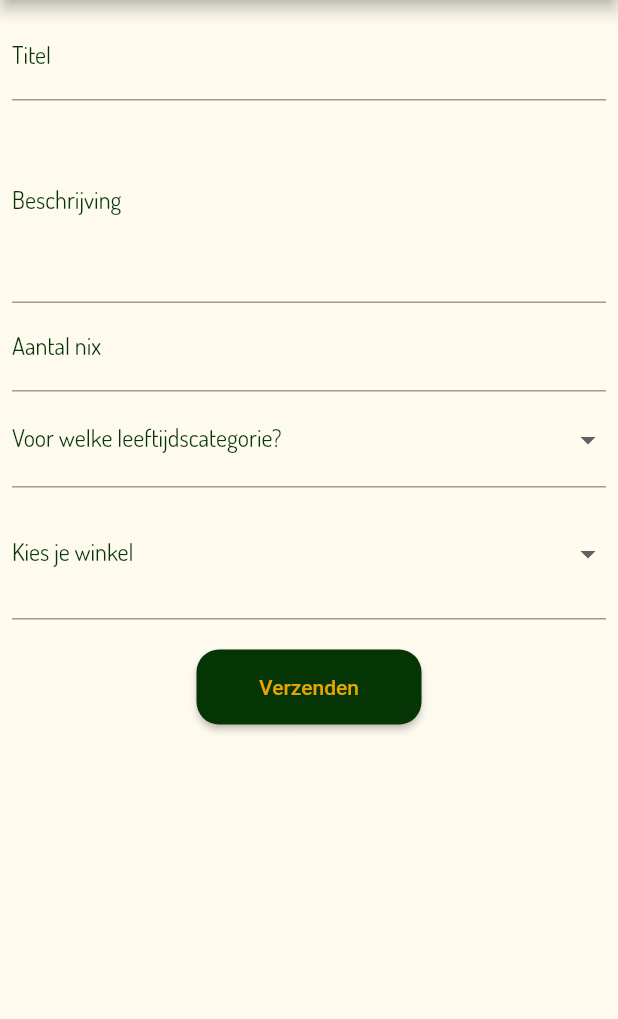
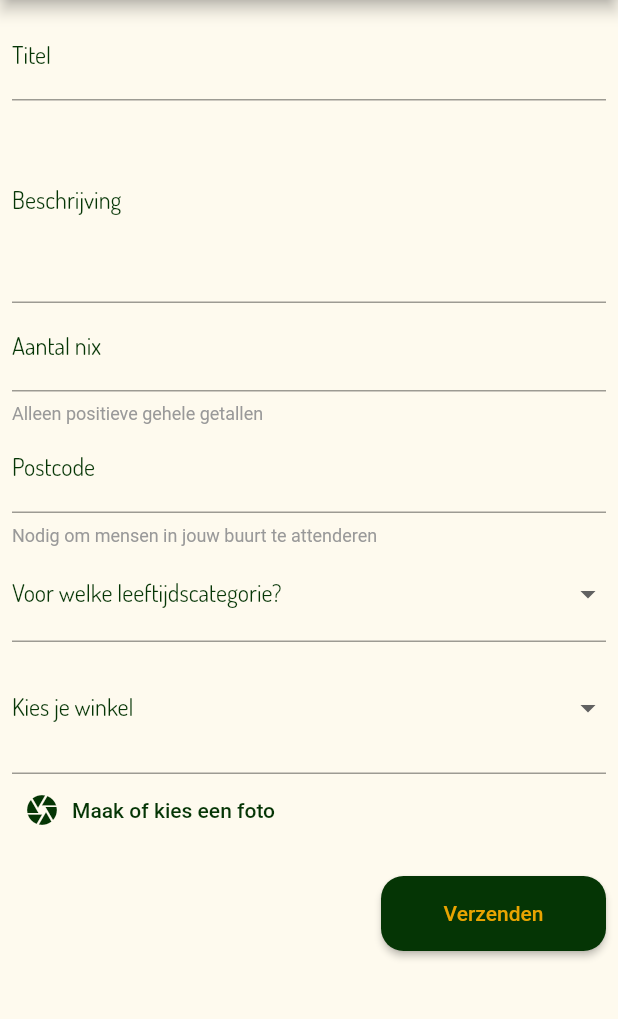
Before and after one commit to gjbogaerts/ubiquitous-octo-guacamole, a Flutter app: the screen it shows after launch, after a tap on "Verzenden", on a phone screen of 412 x 824 dp, the part 84-1103 px from its top. Run offline on Flutter 3.47's test engine with Material 2 defaults, Android fonts, the phone set to English and light mode, and no system bars; our stand-ins replace faker, geolocator, get_it, logger, parse_server_sdk_flutter, stacked; missing offline and left inert: flutter_absolute_path, multi_image_picker; accounts and stored records are empty; statements that could not run were skipped.

Commit message:
Image uploads, product and location fixed

```diff
--- /dev/null
+++ b/lib/core/models/product.dart
@@ -0,0 +1,45 @@
+import 'package:parse_server_sdk_flutter/parse_server_sdk.dart';
+
+class Product extends ParseObject implements ParseCloneable {
+  Product() : super(_keyTableName);
+
+  Product.clone() : this();
+
+  @override
+  clone(Map map) => Product.clone()..fromJson(map);
+
+  static const String _keyTableName = 'Product';
+  static const String _keyTitle = 'title';
+  static const String _keyDescription = 'description';
+  static const String _keyVirtualPrice = 'virtualPrice';
+  static const String _keyMainCat = 'mainCategory';
+  static const String _keySubCat = 'subCategory';
+  static const String _keySubSubCat = 'subSubCategory';
+  static const String _keyLocation = 'location';
+  static const String _keyPostalCode = 'postalCode';
+  static const String _keyImages = 'images';
+
+  String get title => get<String>(_keyTitle);
+  set title(String title) => set<String>(_keyTitle, title);
+  String get description => get<String>(_keyDescription);
+  set description(String description) =>
+      set<String>(_keyDescription, description);
+  int get virtualPrice => get<int>(_keyVirtualPrice);
+  set virtualPrice(int virtualPrice) =>
+      set<int>(_keyVirtualPrice, virtualPrice);
+  String get mainCategory => get<String>(_keyMainCat);
+  set mainCategory(String mainCategory) =>
+      set<String>(_keyMainCat, mainCategory);
+  String get subCategory => get<String>(_keySubCat);
+  set subCategory(String subCategory) => set<String>(_keySubCat, subCategory);
+  String get subSubCategory => get<String>(_keySubSubCat);
+  set subSubCategory(String subCategory) =>
+      set<String>(_keySubSubCat, subSubCategory);
+  ParseGeoPoint get location => get<ParseGeoPoint>(_keyLocation);
+  set location(ParseGeoPoint location) =>
+      set<ParseGeoPoint>(_keyLocation, location);
+  String get postalCode => get<String>(_keyPostalCode);
+  set postalCode(String postalCode) => set<String>(_keyPostalCode, postalCode);
+  List get images => get<List>(_keyImages);
+  set images(List images) => set<List>(_keyImages, images);
+}
--- a/lib/core/services/location_geolocator.dart
+++ b/lib/core/services/location_geolocator.dart
@@ -1,5 +1,6 @@
-import 'package:Roylen/core/services/location.dart';
 import 'package:geolocator/geolocator.dart';
+
+import 'location.dart';
 
 class MyGeoLocatorLocation extends Location {
   Future<Position> determineLocation() async {
@@ -26,6 +27,7 @@ class MyGeoLocatorLocation extends Location {
             'Je hebt geen toestemming gegeven om je positie te bepalen. Je moet je postcode invullen. Anders kun je geen advertenties plaatsen.');
       }
     }
-    return await Geolocator.getCurrentPosition();
+    var p = await Geolocator.getCurrentPosition();
+    return p;
   }
 }
--- a/lib/core/services/parse_service.dart
+++ b/lib/core/services/parse_service.dart
@@ -1,13 +1,14 @@
 import '../../keys/api.dart';
 import 'package:parse_server_sdk_flutter/parse_server_sdk.dart';
+import '../models/product.dart';
 
 void initService() async {
-  await Parse().initialize(
-    b4appAppId,
-    b4appParseApiUri,
-    clientKey: b4appClientId,
-    coreStore: await CoreStoreSharedPrefsImp.getInstance(),
-    // debug: true,
-    autoSendSessionId: true,
-  );
+  await Parse().initialize(b4appAppId, b4appParseApiUri,
+      clientKey: b4appClientId,
+      coreStore: await CoreStoreSharedPrefsImp.getInstance(),
+      // debug: true,
+      autoSendSessionId: true,
+      registeredSubClassMap: <String, ParseObjectConstructor>{
+        'Product': () => Product(),
+      });
 }
--- a/lib/core/services/service_locator.dart
+++ b/lib/core/services/service_locator.dart
@@ -6,6 +6,9 @@ import './location.dart';
 import './location_geolocator.dart';
 import './validator_abstract.dart';
 import './validator_my.dart';
+import './product_service.dart';
+import './product_service_imp.dart';
+import './image_service.dart';
 
 GetIt locator = GetIt.instance;
 
@@ -13,4 +16,6 @@ void setupServiceLocator() async {
   locator.registerLazySingleton<Auth>(() => AuthB4A());
   locator.registerLazySingleton<Location>(() => MyGeoLocatorLocation());
   locator.registerLazySingleton<ValidatorAbstract>(() => MyValidator());
+  locator.registerLazySingleton<ProductService>(() => ProductServiceImp());
+  locator.registerLazySingleton<ImageService>(() => ImageService());
 }
--- a/lib/core/services/validator_my.dart
+++ b/lib/core/services/validator_my.dart
@@ -66,6 +66,7 @@ class MyValidator extends ValidatorAbstract {
   @override
   String minVal(double val, double min,
       {msg = 'Je hebt een te klein getal ingevuld'}) {
+    // print('minVal | $val - $min');
     if (val < min) {
       _errors.add(msg);
       return msg;
--- a/lib/ui/viewmodels/product_form_model.dart
+++ b/lib/ui/viewmodels/product_form_model.dart
@@ -1,17 +1,23 @@
-import '../../core/services/validator_abstract.dart';
 import 'package:flutter/material.dart';
+import 'package:multi_image_picker/multi_image_picker.dart';
 import 'package:stacked/stacked.dart';
+import 'package:geolocator/geolocator.dart';
 
+import '../../core/models/cats.dart';
+import '../../core/models/product.dart';
 import '../../core/services/auth.dart';
 import '../../core/services/location.dart';
 import '../../core/services/my_logger.dart';
+import '../../core/services/product_service.dart';
 import '../../core/services/service_locator.dart';
-import '../../core/models/cats.dart';
+import '../../core/services/validator_abstract.dart';
+import '../theming/custom_colors.dart';
 
 class ProductFormModel extends BaseViewModel {
   final Auth _auth = locator<Auth>();
-  final Location _location = locator<Location>();
+  final Location _geoLocator = locator<Location>();
   final ValidatorAbstract _validator = locator<ValidatorAbstract>();
+  final ProductService _productService = locator<ProductService>();
   final _formKey = GlobalKey<FormState>();
   final _logger = getLogger('ProductFormModel');
   // final _location = Geolocation.
@@ -33,6 +39,7 @@ class ProductFormModel extends BaseViewModel {
   double _latitude;
   double _longitude;
   String postalCode;
+  List<Asset> _images;
 
   bool get isFormValid => _isFormValid;
   String get errorString => _errorString;
@@ -46,18 +53,42 @@ class ProductFormModel extends BaseViewModel {
   }
 
   void initialize() async {
+    _logger.d('before trying');
     try {
-      final location = await _location.determineLocation();
-      _logger.d('initializing model | $location');
-      _longitude = location.longitude;
-      _latitude = location.latitude;
+      final Position position = await _geoLocator.determineLocation();
+      _logger.d('initializing model | $position');
+      _longitude = position.longitude;
+      _latitude = position.latitude;
     } catch (err) {
+      _logger.d('error: ${err.toString()}');
       _showPostalCodeField = true;
       notifyListeners();
     }
   }
 
-  void doSend() {
+  Future<void> pickImage() async {
+    _logger.d('pickImage | ');
+    List<Asset> resultList = [];
+
+    try {
+      resultList = await MultiImagePicker.pickImages(
+          maxImages: 5,
+          enableCamera: true,
+          cupertinoOptions: CupertinoOptions(
+            backgroundColor: CustomColors.appColor.toString(),
+          ),
+          materialOptions: MaterialOptions());
+      _images = resultList;
+      notifyListeners();
+      _logger.d(_images);
+    } catch (err) {
+      _logger.d(err);
+    }
+  }
+
+  List<Asset> get images => _images;
+
+  Future<bool> doSend() async {
     _logger.d('doSend | called');
     if (!_formKey.currentState.validate()) {
       _logger.d('doSend: $title invalid');
@@ -65,16 +96,31 @@ class ProductFormModel extends BaseViewModel {
       _errorString =
           'Je formulier is niet juist ingevuld. Check de fouten en probeer het opnieuw.';
       notifyListeners();
-      return;
+      return false;
     } else {
       _errorString = '';
       _isFormValid = true;
       notifyListeners();
     }
     _formKey.currentState.save();
-
-    _logger.d('doSend: $title valid');
-    notifyListeners();
+    Product p = await _productService.save({
+      'title': title,
+      'description': description,
+      'virtualPrice': _virtualPrice,
+      'longitude': _longitude,
+      'latitude': _latitude,
+      'ageCategory': ageCategory,
+      'mainCategory': mainCategory,
+      'subCategory': subCategory,
+      'subSubCategory': subSubCategory,
+      'postalCode': postalCode ?? '',
+      'images': _images
+    });
+    if (p != null) {
+      return true;
+    } else {
+      return false;
+    }
   }
 
   List getAgeItems() {
@@ -141,4 +187,6 @@ class ProductFormModel extends BaseViewModel {
             ))
         .toList();
   }
+
+  bool get showPostalCodeField => _showPostalCodeField;
 }
--- a/lib/ui/widgets/product_form.dart
+++ b/lib/ui/widgets/product_form.dart
@@ -1,9 +1,10 @@
-import 'package:Roylen/ui/theming/custom_colors.dart';
 import 'package:flutter/material.dart';
+import 'package:multi_image_picker/multi_image_picker.dart';
 import 'package:stacked/stacked.dart';
 
+import '../theming/custom_colors.dart';
 import '../viewmodels/product_form_model.dart';
-import './ad_categories.dart';
+import 'ad_categories.dart';
 
 class ProductForm extends StatelessWidget {
   /*
@@ -21,6 +22,7 @@ class ProductForm extends StatelessWidget {
                     key: model.formKey,
                     // autovalidateMode: AutovalidateMode.onUserInteraction,
                     child: Column(
+                      crossAxisAlignment: CrossAxisAlignment.start,
                       children: [
                         model.isFormValid
                             ? SizedBox.shrink()
@@ -78,7 +80,10 @@ class ProductForm extends StatelessWidget {
                         TextFormField(
                           onSaved: (val) => model.virtualPrice = val,
                           keyboardType: TextInputType.number,
-                          decoration: InputDecoration(labelText: 'Aantal nix'),
+                          decoration: InputDecoration(
+                            labelText: 'Aantal nix',
+                            helperText: 'Alleen positieve gehele getallen',
+                          ),
                           validator: (val) => model.validator.doValidations([
                             {
                               model.validator.intOnly: [
@@ -89,10 +94,35 @@ class ProductForm extends StatelessWidget {
                             {
                               model.validator.notEmpty: [
                                 [val],
+                                {#msg: 'Dit veld moet worden ingevuld.'}
+                              ]
+                            },
+                            {
+                              model.validator.minVal: [
+                                [double.tryParse(val) ?? 0.0, 0.0],
+                                {#msg: 'Alleen positieve bedragen alsjeblieft.'}
                               ]
                             }
                           ]),
                         ),
+                        if (model.showPostalCodeField)
+                          TextFormField(
+                              decoration: InputDecoration(
+                                  labelText: 'Postcode',
+                                  helperText:
+                                      'Nodig om mensen in jouw buurt te attenderen'),
+                              validator: (val) =>
+                                  model.validator.doValidations([
+                                    {
+                                      model.validator.notEmpty: [
+                                        [val],
+                                        {
+                                          #msg:
+                                              'Postcode is verplicht als je je locatie niet wilt delen'
+                                        }
+                                      ]
+                                    }
+                                  ])),
                         DropdownButtonFormField(
                           items: model.getAgeItems(),
                           onChanged: (val) => model.ageCategory = val,
@@ -107,10 +137,39 @@ class ProductForm extends StatelessWidget {
                           existingMainCat: model.mainCategory,
                           existingSubCat: model.subCategory,
                         ),
+                        TextButton.icon(
+                          icon: Icon(Icons.camera),
+                          label: Text('Maak of kies een foto'),
+                          onPressed: model.pickImage,
+                        ),
+                        if (model.images != null && model.images.length > 0)
+                          GridView.count(
+                            shrinkWrap: true,
+                            crossAxisCount: 3,
+                            crossAxisSpacing: 8,
+                            mainAxisSpacing: 8,
+                            children:
+                                List.generate(model.images.length, (index) {
+                              Asset asset = model.images[index];
+                              return AssetThumb(
+                                asset: asset,
+                                width: 100,
+                                height: (100 /
+                                        asset.originalWidth *
+                                        asset.originalHeight)
+                                    .round(),
+                              );
+                            }),
+                          ),
                         SizedBox(height: 20),
-                        ElevatedButton(
-                          child: Text('Verzenden'),
-                          onPressed: model.doSend,
+                        Row(
+                          mainAxisAlignment: MainAxisAlignment.end,
+                          children: [
+                            ElevatedButton(
+                              child: Text('Verzenden'),
+                              onPressed: model.doSend,
+                            ),
+                          ],
                         )
                       ],
                     ),
--- a/pubspec.yaml
+++ b/pubspec.yaml
@@ -26,6 +26,8 @@ dependencies:
   cupertino_icons: ^1.0.0
   dio: ^3.0.10
   faker: ^1.3.0
+  flutter_absolute_path: ^1.0.6
+  flutter_image_compress: ^0.7.0
   geolocator: ^6.2.0
   get_it: ^5.0.6
   graphql: ^4.0.1
```
Also changed, not shown: lib/core/services/image_handler.dart (added, +44 -0 lines), lib/core/services/image_service.dart (added, +16 -0 lines), lib/core/services/product_service.dart (added, +9 -0 lines), lib/core/services/product_service_imp.dart (added, +67 -0 lines), lib/ui/theming/roylen_theme.dart (+6 -5 lines), pubspec.lock, 5 other files.
